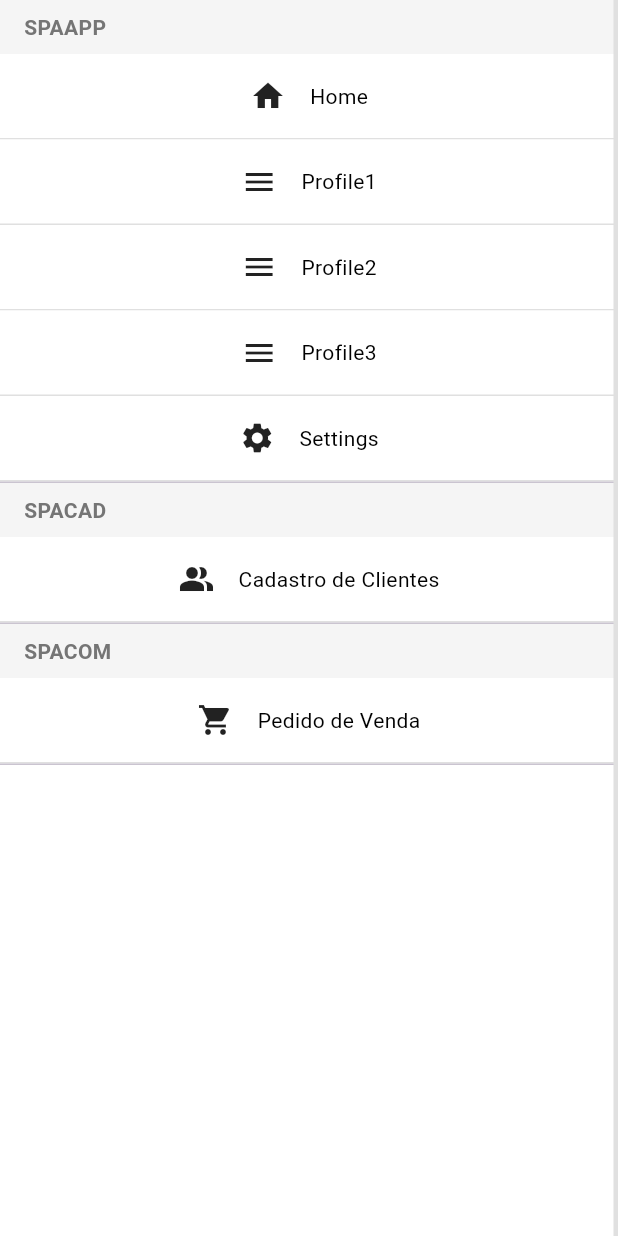
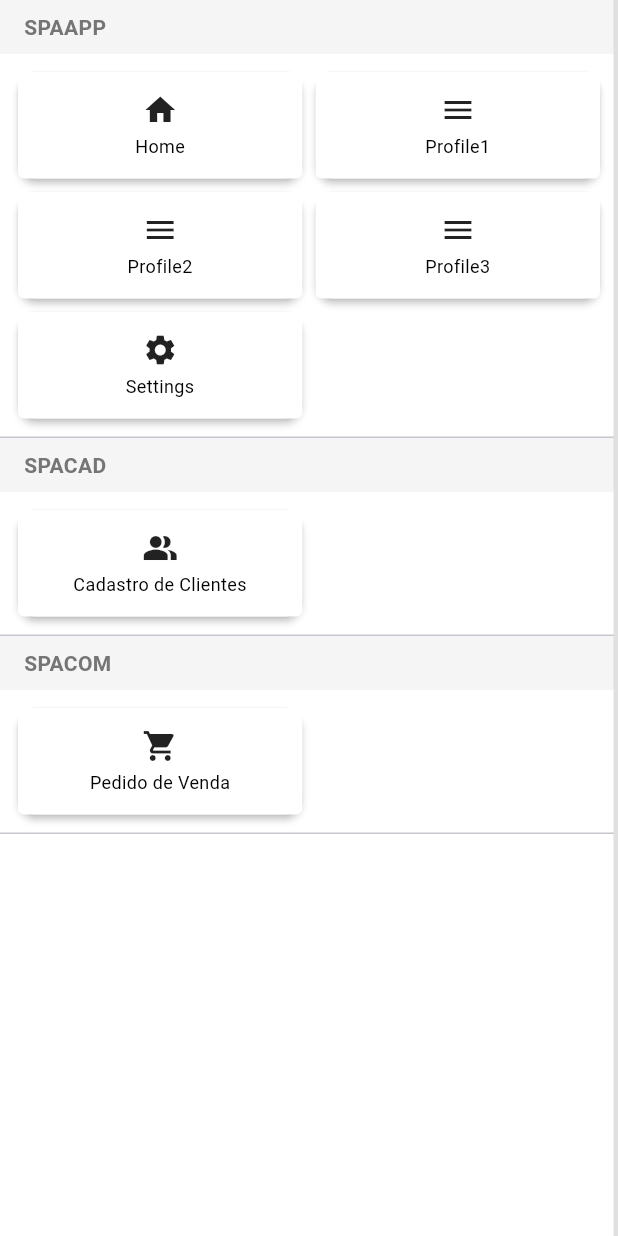
Before and after one commit to claudneysessa/flutter-go-router-example, a Flutter app: the DashboardDrawer widget shown alone on an empty page, opened directly with empty values, on a phone screen of 412 x 824 dp. Run offline on Flutter 3.47's test engine with Material 3 defaults, Android fonts, the light colour scheme and no system bars; our stand-ins replace equatable, flutter_bloc, get_it, go_router, google_fonts, logger and 1 more; accounts and stored records are empty.

Commit message:
Ajustes Copilot

```diff
--- a/lib/presentation/views/web_app/dashboard/components/dashboard_drawer.dart
+++ b/lib/presentation/views/web_app/dashboard/components/dashboard_drawer.dart
@@ -67,11 +67,19 @@ class DashboardDrawerState extends State<DashboardDrawer> {
         ),
       );
 
-      // Adiciona os itens do módulo
-      if (modulo.permissoes != null) {
-        for (var permissao in modulo.permissoes!) {
+      // Adiciona os itens do módulo em um grid
+      if (modulo.permissoes != null && modulo.permissoes!.isNotEmpty) {
         menuItems.add(
-            CustomDrawerButton(
+          GridView.count(
+            shrinkWrap: true,
+            physics: const NeverScrollableScrollPhysics(),
+            crossAxisCount: 2,
+            childAspectRatio: 2.5,
+            mainAxisSpacing: 1,
+            crossAxisSpacing: 1,
+            padding: const EdgeInsets.all(8),
+            children: modulo.permissoes!.map((permissao) {
+              return CustomDrawerButton(
                 key: ValueKey(permissao.permissao),
                 itemData: DashboardDrawerButtonItemData(
                   initialLocation: permissao.rota ?? '',
@@ -82,11 +90,12 @@ class DashboardDrawerState extends State<DashboardDrawer> {
                 ),
                 state: state,
                 permissionKey: permissao.permissao ?? '',
-              isSelected: false, // Removendo seleção inicial
+                isSelected: false,
                 onTap: () => widget.controller.toggleDrawerVisibility(),
+              );
+            }).toList(),
           ),
         );
-        }
       }
 
       // Adiciona um divisor entre módulos
--- a/lib/presentation/views/web_app/dashboard/components/dashboard_drawer_button.dart
+++ b/lib/presentation/views/web_app/dashboard/components/dashboard_drawer_button.dart
@@ -22,36 +22,34 @@ class CustomDrawerButton extends StatelessWidget {
 
   @override
   Widget build(BuildContext context) {
-    return SizedBox(
-      width: double.infinity,
+    return Card(
+      margin: const EdgeInsets.all(4),
+      elevation: 2,
       child: InkWell(
         onTap: () {
-          // Navega para a rota
           context.go(itemData.initialLocation);
-          // Executa o callback para fechar o drawer
           onTap();
         },
         child: Container(
-          padding: const EdgeInsets.symmetric(vertical: 16),
+          padding: const EdgeInsets.all(8),
           decoration: BoxDecoration(
             color: isSelected ? AppColors.blue : AppColors.white,
-            border: const Border(
-              bottom: BorderSide(
-                color: AppColors.greyDivider,
-                width: 1,
-              ),
-            ),
+            borderRadius: BorderRadius.circular(4),
           ),
-          child: Row(
+          child: Column(
             mainAxisAlignment: MainAxisAlignment.center,
             children: [
               itemData.icon,
-              const SizedBox(width: 16),
+              const SizedBox(height: 4),
               Text(
                 itemData.label ?? '',
                 style: TextStyle(
                   color: isSelected ? AppColors.white : AppColors.black,
+                  fontSize: 12,
                 ),
+                textAlign: TextAlign.center,
+                maxLines: 2,
+                overflow: TextOverflow.ellipsis,
               ),
             ],
           ),
```
Also changed, not shown: lib/presentation/views/web_app/dashboard/components/dashboard_drawer_appbar.dart (+35 -19 lines), lib/presentation/views/web_app/dashboard/components/dashboard_drawer_appbar_user_panel.dart (+59 -16 lines), lib/presentation/views/web_app/home/home_view.dart (+19 -4 lines), 9 other files. Lines whose indentation alone changed are shown as unchanged.
